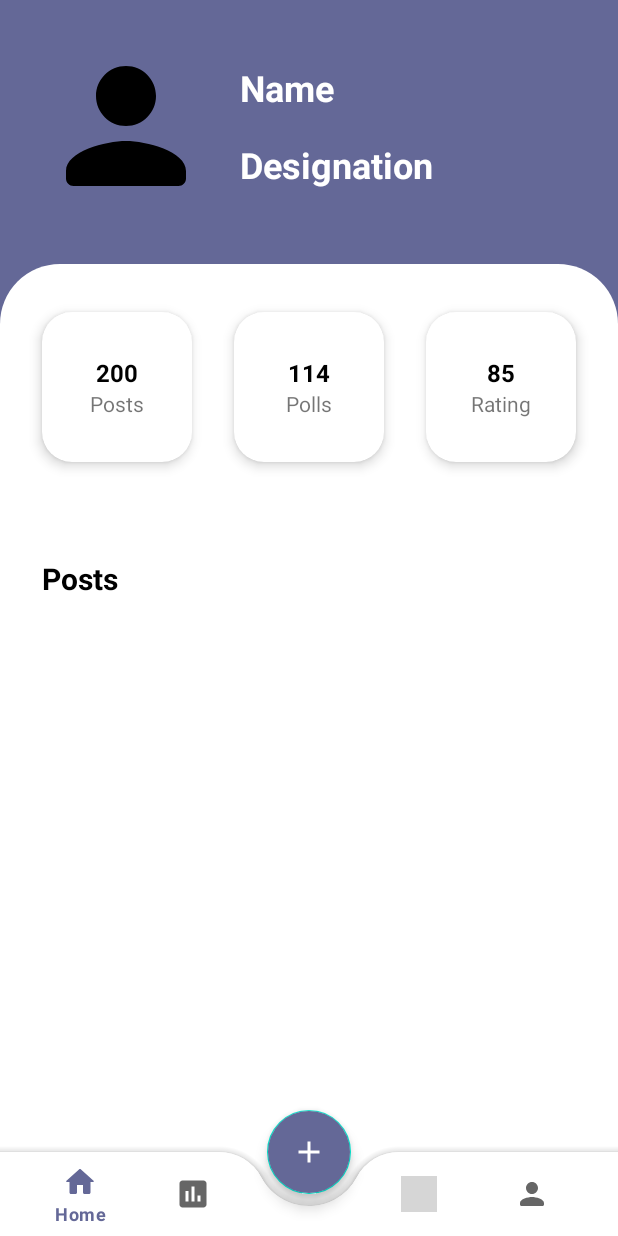
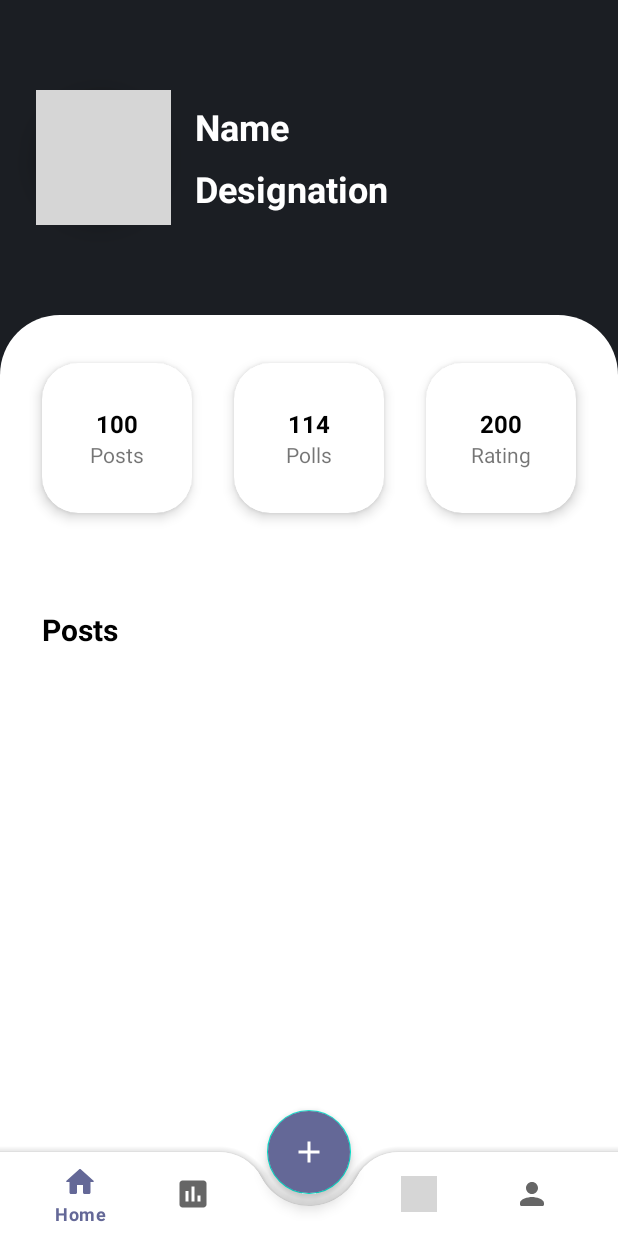
Before and after one commit to Thre4dripper/Discussions, an Android app: the fragment ProfileFragment placed in its activity, on a phone screen of 412 x 824 dp. Run offline under Robolectric (Android 15) with nearby library versions, the phone set to English and light mode, and no system bars; our stand-ins replace data binding; pictures from the network do not load; grey boxes are pictures that could not be loaded.

Commit message:
refactored profile fragment and fixed dp image view

```diff
--- a/app/build.gradle
+++ b/app/build.gradle
@@ -53,6 +53,10 @@ dependencies {
     //volley library
     implementation 'com.android.volley:volley:1.2.1'
 
+    //glide library
+    implementation 'com.github.bumptech.glide:glide:4.14.2'
+    annotationProcessor 'com.github.bumptech.glide:compiler:4.14.2'
+
     //datastore
     implementation "androidx.datastore:datastore-preferences:1.0.0"
 
--- a/app/src/main/java/com/example/discussions/ui/home/ProfileFragment.kt
+++ b/app/src/main/java/com/example/discussions/ui/home/ProfileFragment.kt
@@ -5,14 +5,22 @@ import android.view.LayoutInflater
 import android.view.View
 import android.view.ViewGroup
 import androidx.fragment.app.Fragment
-import com.example.discussions.R
+import com.bumptech.glide.Glide
+import com.example.discussions.databinding.FragmentProfileBinding
 
 class ProfileFragment : Fragment() {
+    lateinit var binding: FragmentProfileBinding
     override fun onCreateView(
         inflater: LayoutInflater, container: ViewGroup?,
         savedInstanceState: Bundle?
-    ): View? {
+    ): View {
         // Inflate the layout for this fragment
-        return inflater.inflate(R.layout.fragment_profile, container, false)
+        binding = FragmentProfileBinding.inflate(inflater, container, false)
+
+        Glide.with(this)
+            .load("https://media1.popsugar-assets.com/files/thumbor/8su-YMfzKmaONa2ODYaWx7dltHI/fit-in/500x500/filters:format_auto-!!-:strip_icc-!!-/2018/07/16/749/n/1922398/4c32bf875b4ccef29a4812.53698795_/i/Tom-Cruise.jpg")
+            .into(binding.profileIv)
+
+        return binding.root
     }
 }
--- a/app/src/main/res/layout/fragment_profile.xml
+++ b/app/src/main/res/layout/fragment_profile.xml
@@ -1,49 +1,61 @@
 <?xml version="1.0" encoding="utf-8"?>
-<androidx.constraintlayout.widget.ConstraintLayout xmlns:android="http://schemas.android.com/apk/res/android"
+<layout xmlns:android="http://schemas.android.com/apk/res/android"
     xmlns:app="http://schemas.android.com/apk/res-auto"
-    xmlns:tools="http://schemas.android.com/tools"
+    xmlns:tools="http://schemas.android.com/tools">
+
+    <androidx.constraintlayout.widget.ConstraintLayout
         android:layout_width="match_parent"
         android:layout_height="match_parent"
-    android:background="@color/login_header_color"
+        android:background="#1B1E23"
         tools:context=".ui.home.ProfileFragment">
 
+        <androidx.cardview.widget.CardView
+            android:id="@+id/profile_image_cv"
+            android:layout_width="wrap_content"
+            android:layout_height="wrap_content"
+            android:layout_marginStart="24dp"
+            android:layout_marginTop="60dp"
+            app:cardCornerRadius="100dp"
+            app:cardElevation="10dp"
+            app:layout_constraintStart_toStartOf="parent"
+            app:layout_constraintTop_toTopOf="parent">
+
             <ImageView
-        android:id="@+id/imageView"
-        android:layout_width="120dp"
-        android:layout_height="120dp"
-        android:layout_marginStart="24dp"
-        android:layout_marginTop="24dp"
+                android:id="@+id/profile_iv"
+                android:layout_width="90dp"
+                android:layout_height="90dp"
+                android:contentDescription="@string/profile_image_desc"
                 android:src="@drawable/ic_profile"
-        app:layout_constraintStart_toStartOf="parent"
-        app:layout_constraintTop_toTopOf="parent" />
+                tools:srcCompat="@tools:sample/avatars" />
+        </androidx.cardview.widget.CardView>
 
         <TextView
             android:id="@+id/profile_name_tv"
             style="@style/ProfileDescTvStyle"
-        android:text="Name"
+            android:text="@string/profile_name_text"
             app:layout_constraintBottom_toTopOf="@+id/profile_desc_tv"
             app:layout_constraintEnd_toEndOf="parent"
-        app:layout_constraintStart_toEndOf="@+id/imageView"
-        app:layout_constraintTop_toTopOf="@+id/imageView" />
+            app:layout_constraintStart_toEndOf="@+id/profile_image_cv"
+            app:layout_constraintTop_toTopOf="@+id/profile_image_cv" />
 
         <TextView
             android:id="@+id/profile_desc_tv"
             style="@style/ProfileDescTvStyle"
-        android:text="Designation"
-        app:layout_constraintBottom_toBottomOf="@+id/imageView"
+            android:text="@string/profile_designation_text"
+            app:layout_constraintBottom_toBottomOf="@+id/profile_image_cv"
             app:layout_constraintEnd_toEndOf="parent"
-        app:layout_constraintStart_toEndOf="@+id/imageView"
+            app:layout_constraintStart_toEndOf="@+id/profile_image_cv"
             app:layout_constraintTop_toBottomOf="@+id/profile_name_tv" />
 
         <androidx.constraintlayout.widget.ConstraintLayout
             android:layout_width="match_parent"
             android:layout_height="0dp"
-        android:layout_marginTop="32dp"
+            android:layout_marginTop="60dp"
             android:background="@drawable/profile_bottom_bg"
             app:layout_constraintBottom_toBottomOf="parent"
             app:layout_constraintEnd_toEndOf="parent"
             app:layout_constraintStart_toStartOf="parent"
-        app:layout_constraintTop_toBottomOf="@+id/imageView">
+            app:layout_constraintTop_toBottomOf="@+id/profile_image_cv">
 
             <androidx.cardview.widget.CardView
                 android:id="@+id/cardView5"
@@ -64,7 +76,7 @@
                         android:layout_width="wrap_content"
                         android:layout_height="wrap_content"
                         android:layout_gravity="center"
-                    android:text="200"
+                        android:text="@string/profile_posts_text"
                         android:textColor="@color/black"
                         android:textSize="16sp"
                         android:textStyle="bold" />
@@ -73,7 +85,7 @@
                         android:layout_width="wrap_content"
                         android:layout_height="wrap_content"
                         android:layout_gravity="center"
-                    android:text="Posts" />
+                        android:text="@string/profile_posts_label" />
                 </LinearLayout>
             </androidx.cardview.widget.CardView>
 
@@ -96,7 +108,7 @@
                         android:layout_width="wrap_content"
                         android:layout_height="wrap_content"
                         android:layout_gravity="center"
-                    android:text="114"
+                        android:text="@string/profile_polls_text"
                         android:textColor="@color/black"
                         android:textSize="16sp"
                         android:textStyle="bold" />
@@ -105,7 +117,7 @@
                         android:layout_width="wrap_content"
                         android:layout_height="wrap_content"
                         android:layout_gravity="center"
-                    android:text="Polls" />
+                        android:text="@string/profile_polls_label" />
                 </LinearLayout>
             </androidx.cardview.widget.CardView>
 
@@ -129,7 +141,7 @@
                         android:layout_width="wrap_content"
                         android:layout_height="wrap_content"
                         android:layout_gravity="center"
-                    android:text="85"
+                        android:text="@string/profile_rating_text"
                         android:textColor="@color/black"
                         android:textSize="16sp"
                         android:textStyle="bold" />
@@ -138,7 +150,7 @@
                         android:layout_width="wrap_content"
                         android:layout_height="wrap_content"
                         android:layout_gravity="center"
-                    android:text="Rating" />
+                        android:text="@string/profile_rating_label" />
                 </LinearLayout>
             </androidx.cardview.widget.CardView>
 
@@ -147,7 +159,7 @@
                 android:layout_width="wrap_content"
                 android:layout_height="wrap_content"
                 android:layout_marginTop="64dp"
-            android:text="Posts"
+                android:text="@string/profile_posts_label"
                 android:textColor="@color/black"
                 android:textSize="20sp"
                 android:textStyle="bold"
@@ -155,3 +167,4 @@
                 app:layout_constraintTop_toBottomOf="@+id/cardView5" />
         </androidx.constraintlayout.widget.ConstraintLayout>
     </androidx.constraintlayout.widget.ConstraintLayout>
+</layout>
--- a/app/src/main/res/values/strings.xml
+++ b/app/src/main/res/values/strings.xml
@@ -18,7 +18,17 @@
     <string name="desc_add">Add New Post or Poll</string>
     <string name="notification_label">Notifications</string>
     <string name="profile_label">Profile</string>
-    <!-- TODO: Remove or change this placeholder text -->
-    <string name="hello_blank_fragment">Hello blank fragment</string>
+
+    //Profile Fragment
+    <string name="profile_image_desc">Display Profile Image</string>
+    <string name="profile_name_text">Name</string>
+    <string name="profile_designation_text">Designation</string>
+    <string name="profile_posts_text">100</string>
+    <string name="profile_posts_label">Posts</string>
+    <string name="profile_polls_text">114</string>
+    <string name="profile_polls_label">Polls</string>
+    <string name="profile_rating_text">200</string>
+    <string name="profile_rating_label">Rating</string>
+
 
 </resources>
--- a/app/src/main/res/values/styles.xml
+++ b/app/src/main/res/values/styles.xml
@@ -60,7 +60,7 @@
     <style name="ProfileCvStyle">
         <item name="android:layout_width">100dp</item>
         <item name="android:layout_height">100dp</item>
-        <item name="cardCornerRadius">20dp</item>
+        <item name="cardCornerRadius">24dp</item>
         <item name="cardElevation">5dp</item>
         <item name="android:layout_marginTop">32dp</item>
     </style>
```
Lines whose indentation alone changed are shown as unchanged.
